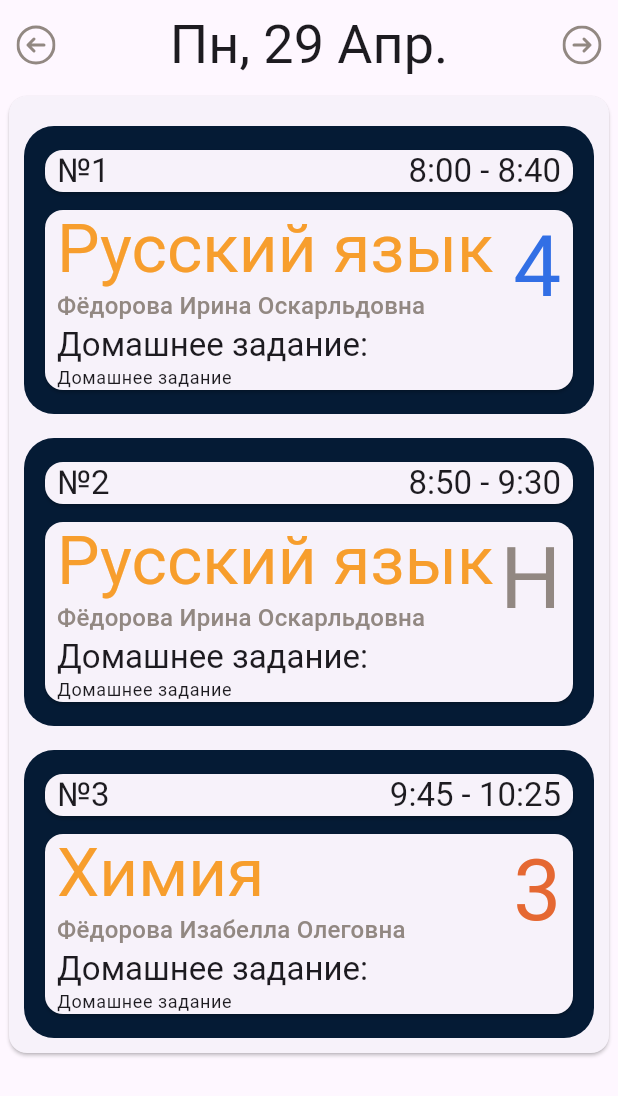
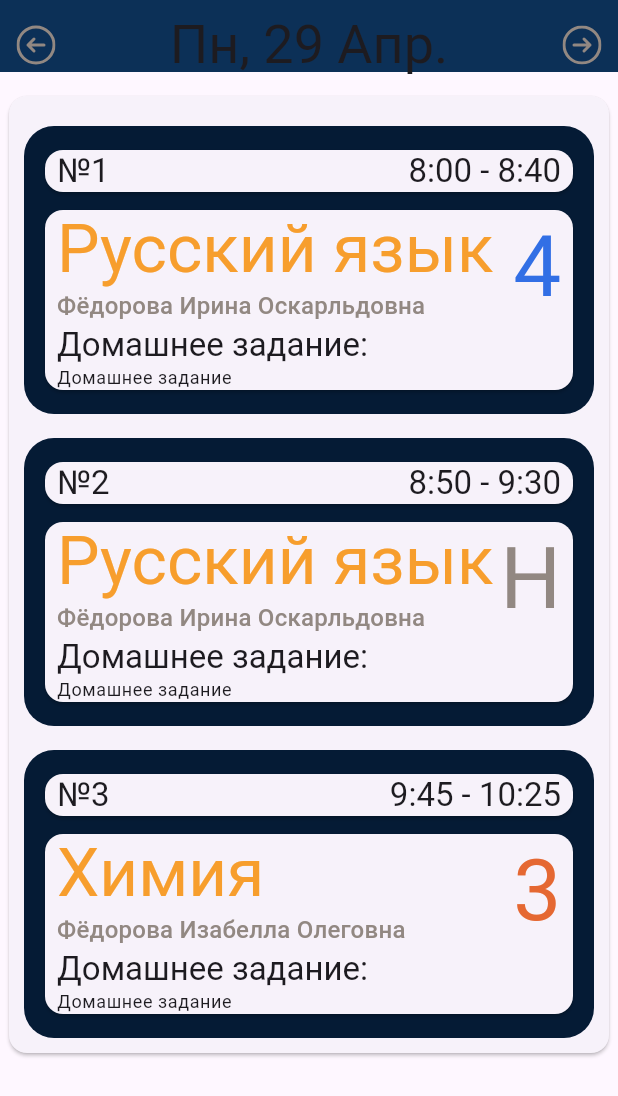
Before and after one commit to ratingus/ratingus_mobile, a Flutter app: the DiaryByDayPage screen opened directly with empty values, on a phone screen of 412 x 824 dp. Shown: the top 1096 px of the screen. Run offline on Flutter 3.47's test engine with Material 3 defaults, Android fonts, the phone set to English and light mode, and no system bars; our stand-ins replace auto_route, flutter_svg.

Commit message:
RELEASE-0.1 (#9)
* add apk build ready for release

* add systemStatusBar colors

* change theme

* added final apk

* add readme and thumb

```diff
--- a/lib/main.dart
+++ b/lib/main.dart
@@ -1,4 +1,6 @@
 import 'package:flutter/material.dart';
+import 'package:flutter/services.dart';
+import 'package:ratingus_mobile/shared/theme/consts/colors.dart';
 
 import 'shared/router/router.dart';
 
--- a/lib/pages/auth/layout.dart
+++ b/lib/pages/auth/layout.dart
@@ -1,5 +1,7 @@
 import 'package:auto_route/auto_route.dart';
 import 'package:flutter/material.dart';
+import 'package:flutter/services.dart';
+import 'package:ratingus_mobile/shared/theme/consts/colors.dart';
 import 'package:ratingus_mobile/shared/theme/consts/icons.dart';
 
 bool isAuthorized = false;
--- a/lib/pages/main/announcements.dart
+++ b/lib/pages/main/announcements.dart
@@ -1,5 +1,6 @@
 import 'package:auto_route/annotations.dart';
 import 'package:flutter/material.dart';
+import 'package:ratingus_mobile/shared/theme/consts/colors.dart';
 import 'package:ratingus_mobile/widget/announcements/announcements_listview_all.dart';
 import 'package:ratingus_mobile/widget/announcements/announcements_listview_by_class.dart';
 import 'package:ratingus_mobile/widget/announcements/announcements_tabbar.dart';
@@ -31,6 +32,7 @@ class _AnnouncementsPageState extends State<AnnouncementsPage>
   Widget build(BuildContext context) {
     return Scaffold(
         appBar: AppBar(
+          backgroundColor: AppColors.backgroundPaper,
           toolbarHeight: 0,
           bottom: PreferredSize(
             preferredSize: const Size.fromHeight(48),
--- a/lib/pages/main/calendar.dart
+++ b/lib/pages/main/calendar.dart
@@ -10,6 +10,7 @@ import 'package:ratingus_mobile/entity/study/ui/study_item.dart';
 import 'package:ratingus_mobile/entity/user/mock/user.dart';
 import 'package:ratingus_mobile/shared/helpers/datetime.dart';
 import 'package:ratingus_mobile/shared/helpers/strings.dart';
+import 'package:ratingus_mobile/shared/theme/consts/colors.dart';
 import 'package:ratingus_mobile/shared/theme/consts/icons.dart';
 import 'package:ratingus_mobile/widget/study/study_list_view.dart';
 
@@ -37,6 +38,7 @@ class _CalendarPageState extends State<CalendarPage> {
   Widget build(BuildContext context) {
     return Scaffold(
         appBar: AppBar(
+            backgroundColor: AppColors.backgroundPaper,
             toolbarHeight: 0,
             bottom: PreferredSize(
               preferredSize: const Size.fromHeight(48),
--- a/lib/pages/main/diary/pages/by_day.dart
+++ b/lib/pages/main/diary/pages/by_day.dart
@@ -6,6 +6,7 @@ import 'package:ratingus_mobile/shared/components/date_selector.dart';
 import 'package:ratingus_mobile/shared/helpers/datetime.dart';
 import 'package:ratingus_mobile/shared/helpers/strings.dart';
 import 'package:ratingus_mobile/shared/router/router.dart';
+import 'package:ratingus_mobile/shared/theme/consts/colors.dart';
 import 'package:ratingus_mobile/widget/diary/diary_list_by_day.dart';
 
 @RoutePage()
@@ -58,6 +59,7 @@ class _DiaryByDayPageState extends State<DiaryByDayPage> {
   Widget build(BuildContext context) {
     return Scaffold(
       appBar: AppBar(
+        backgroundColor: AppColors.backgroundPaper,
         toolbarHeight: 0,
         bottom: PreferredSize(
           preferredSize: const Size.fromHeight(48),
--- a/lib/pages/main/diary/pages/by_lesson.dart
+++ b/lib/pages/main/diary/pages/by_lesson.dart
@@ -66,6 +66,7 @@ class _DiaryByLessonPageState extends State<DiaryByLessonPage> {
   Widget build(BuildContext context) {
     return Scaffold(
       appBar: AppBar(
+        backgroundColor: AppColors.backgroundPaper,
         toolbarHeight: 0,
         bottom: PreferredSize(
           preferredSize: const Size.fromHeight(64),
--- a/lib/pages/main/diary/pages/by_week.dart
+++ b/lib/pages/main/diary/pages/by_week.dart
@@ -3,6 +3,7 @@ import 'package:flutter/material.dart';
 import 'package:ratingus_mobile/entity/lesson/mock/diary.dart';
 import 'package:ratingus_mobile/shared/helpers/datetime.dart';
 import 'package:ratingus_mobile/shared/components/date_selector.dart';
+import 'package:ratingus_mobile/shared/theme/consts/colors.dart';
 import 'package:ratingus_mobile/widget/diary/diary_list_by_week.dart';
 
 @RoutePage()
@@ -52,6 +53,7 @@ class _DiaryByWeekPageState extends State<DiaryByWeekPage> {
   Widget build(BuildContext context) {
     return Scaffold(
       appBar: AppBar(
+        backgroundColor: AppColors.backgroundPaper,
         toolbarHeight: 0,
         bottom: PreferredSize(
           preferredSize: const Size.fromHeight(48),
--- a/lib/shared/theme/theme.dart
+++ b/lib/shared/theme/theme.dart
@@ -1,4 +1,5 @@
 import 'package:flutter/material.dart';
+import 'package:flutter/services.dart';
 import 'consts/colors.dart';
 import 'consts/fonts.dart';
 
@@ -8,7 +9,13 @@ final ThemeData appThemeData = ThemeData(
   secondaryHeaderColor: AppColors.primaryPaper,
   scaffoldBackgroundColor: AppColors.backgroundMain,
   appBarTheme: const AppBarTheme(
-    backgroundColor: AppColors.backgroundPaper,
+    systemOverlayStyle: SystemUiOverlayStyle(
+      statusBarColor: AppColors.backgroundMain,
+      statusBarIconBrightness: Brightness.light,
+      statusBarBrightness: Brightness.light,
+      systemNavigationBarColor: AppColors.backgroundMain,
+    ),
+    backgroundColor: Colors.transparent,
     elevation: 0,
     iconTheme: IconThemeData(color: AppColors.textPrimary),
   ),
```
Also changed, not shown: mobile_thumb.png (added), 2 other files.
